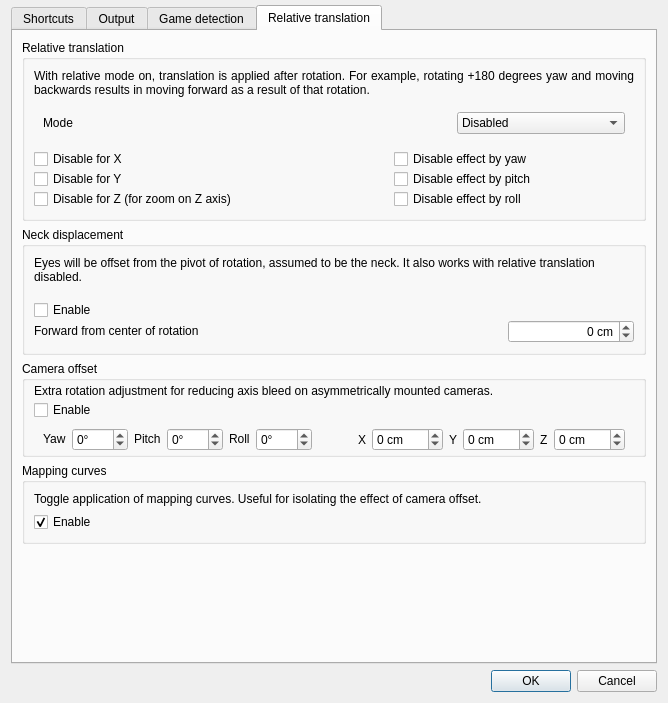
Before: the Qt Designer form gui/options-dialog.ui in jansromi/opentrack, drawn with Qt 5.
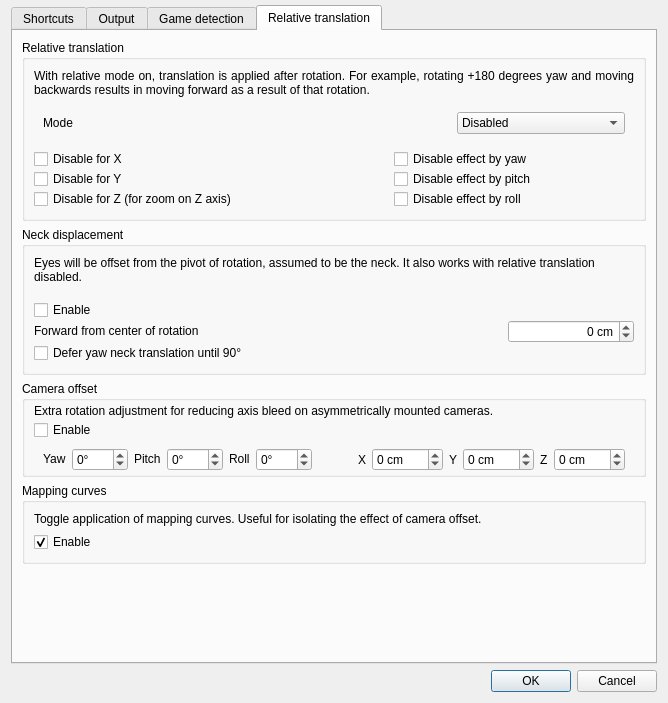
After: the same form once the commit is applied. The open tabs and pages were chosen to show the change. Icons and pictures are not drawn. Custom widgets are drawn as their Qt base class.

Commit message: deferred yaw

```diff
--- a/gui/options-dialog.ui
+++ b/gui/options-dialog.ui
@@ -2423,6 +2423,16 @@
                </property>
               </widget>
              </item>
+             <item row="2" column="0" colspan="2">
+              <widget class="QCheckBox" name="neck_deferred_yaw">
+               <property name="text">
+                <string>Defer yaw neck translation until 90°</string>
+               </property>
+               <property name="toolTip">
+                <string>When enabled, neck displacement from yaw starts only after looking 90° left or right. Rotation is unaffected.</string>
+               </property>
+              </widget>
+             </item>
             </layout>
            </widget>
           </item>
```
The commit also changes 4 other files.
